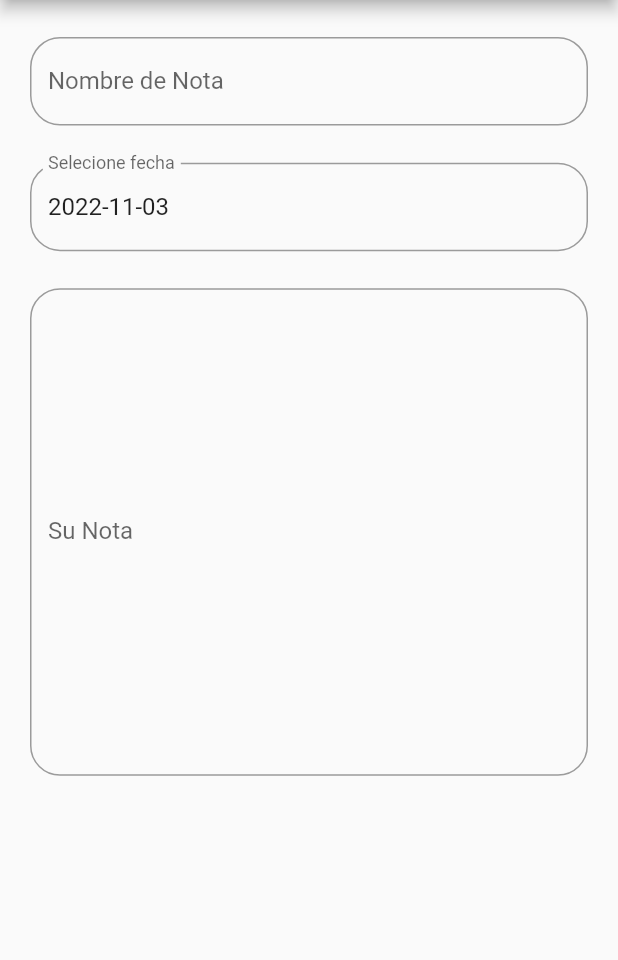
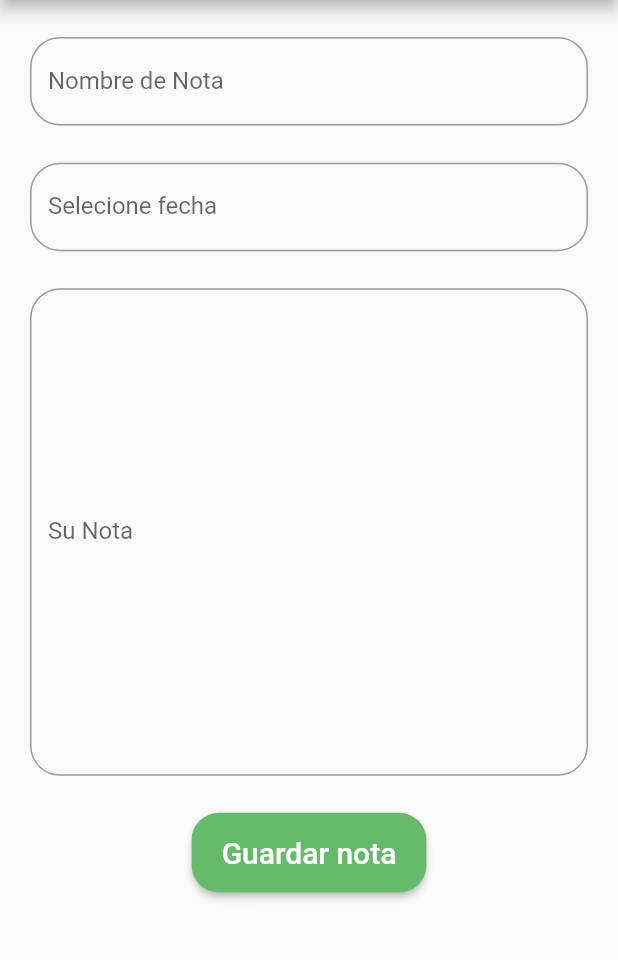
Before and after one commit to chepe22jd/CodigoLimpioProyectoNetformost, a Flutter app: the HomePage screen opened by its route, after a tap on the "list" icon, after a tap on "Nueva nota", on a phone screen of 412 x 824 dp, the part 84-1044 px from its top. Run offline on Flutter 3.47's test engine with Material 2 defaults, Android fonts, the phone set to English and light mode, and no system bars; our stand-ins replace sqflite; accounts and stored records are empty.

Commit message:
agrega nota, update, lista notas

```diff
--- a/lib/main.dart
+++ b/lib/main.dart
@@ -17,7 +17,7 @@ class MyApp extends StatelessWidget {
       routes: {
         '/': (context) => const WelcomePage(),
         '/homepage': (context) => const HomePage(),
-        '/newnote': (context) => const NewNotePage(),
+        //'/newnote': (context) => const NewNotePage(),
       },
     );
   }
--- /dev/null
+++ b/lib/models/note.dart
@@ -0,0 +1,17 @@
+// To parse this JSON data, do
+class Notas {
+  int? id;
+  String nombreNota;
+  String fecha;
+  String nota;
+
+  Notas(
+      {this.id,
+      required this.nombreNota,
+      required this.fecha,
+      required this.nota});
+
+  Map<String, dynamic> toMap() {
+    return {'id': id, 'nombreNota': nombreNota, 'fecha': fecha, 'nota': nota};
+  }
+}
--- a/lib/screen/home_page.dart
+++ b/lib/screen/home_page.dart
@@ -1,4 +1,8 @@
 import 'package:flutter/material.dart';
+
+import 'package:codigolimpionetforemost/models/note.dart';
+import 'package:codigolimpionetforemost/screen/newnote_page.dart';
+import 'package:codigolimpionetforemost/services/db.dart';
 
 import 'package:codigolimpionetforemost/widgets/appbar.dart';
 import 'package:codigolimpionetforemost/widgets/drawer_appbar.dart';
@@ -11,6 +15,23 @@ class HomePage extends StatefulWidget {
 }
 
 class _HomePageState extends State<HomePage> {
+  //get lista de notas
+  List<Notas> notas = [];
+
+  @override
+  void initState() {
+    cargaAnimales();
+    super.initState();
+  }
+
+  cargaAnimales() async {
+    List<Notas> auxAnimal = await SqliteService.notas();
+
+    setState(() {
+      notas = auxAnimal;
+    });
+  }
+
   final GlobalKey<ScaffoldState> _key = GlobalKey();
 
   //nombre nota controller
@@ -21,8 +42,6 @@ class _HomePageState extends State<HomePage> {
     //variables para optener los size screen
     double width = MediaQuery.of(context).size.width;
     double height = MediaQuery.of(context).size.height;
-
-    //formato de fecha
 
     return Scaffold(
       key: _key,
@@ -37,7 +56,7 @@ class _HomePageState extends State<HomePage> {
             Padding(
               padding: const EdgeInsets.symmetric(horizontal: 20),
               child: TextFormField(
-                //validador para que user escriba not
+                //validador para que user escriba nota
                 controller: _controllerBuscar,
                 keyboardType: TextInputType.text,
                 decoration: InputDecoration(
@@ -50,6 +69,36 @@ class _HomePageState extends State<HomePage> {
             SizedBox(
               height: height * 0.03,
             ),
+            SizedBox(
+              height: height * 0.7,
+              width: width * 0.9,
+              child: ListView.builder(
+                itemCount: notas.length,
+                itemBuilder: ((context, index) {
+                  return ListTile(
+                    leading: Text("$index"),
+                    subtitle: Text(notas[index].fecha),
+                    trailing: MaterialButton(
+                      color: Colors.green,
+                      onPressed: () {
+                        Navigator.push(
+                          context,
+                          MaterialPageRoute(
+                            builder: (context) => NewNotePage(
+                                id: notas[index].id,
+                                nombreNota: notas[index].nombreNota,
+                                fecha: notas[index].fecha,
+                                nota: notas[index].nota),
+                          ),
+                        );
+                      },
+                      child: const Icon(Icons.edit),
+                    ),
+                    title: Text(notas[index].nombreNota),
+                  );
+                }),
+              ),
+            ),
           ],
         ),
       ),
--- a/lib/screen/newnote_page.dart
+++ b/lib/screen/newnote_page.dart
@@ -1,10 +1,23 @@
+import 'package:codigolimpionetforemost/models/note.dart';
+import 'package:codigolimpionetforemost/services/db.dart';
 import 'package:flutter/material.dart';
+import 'package:intl/intl.dart';
 
 import 'package:codigolimpionetforemost/widgets/appbar.dart';
 import 'package:codigolimpionetforemost/widgets/drawer_appbar.dart';
 
 class NewNotePage extends StatefulWidget {
-  const NewNotePage({super.key});
+  const NewNotePage(
+      {super.key,
+      this.id,
+      required this.nombreNota,
+      required this.fecha,
+      required this.nota});
+
+  final int? id;
+  final String nombreNota;
+  final String fecha;
+  final String nota;
 
   @override
   State<NewNotePage> createState() => _NewNotePageState();
@@ -16,17 +29,41 @@ class _NewNotePageState extends State<NewNotePage> {
   //fecha controller
   final dateController = TextEditingController();
   //nombre nota controller
-  final TextEditingController _controllerNombreNota = TextEditingController();
+  final controllerNombreNota = TextEditingController();
   //nota controller
-  final TextEditingController _controllerNota = TextEditingController();
+  final controllerNota = TextEditingController();
 
   //formato inicial
-  DateTime selectedDate = DateTime.now();
 
   @override
   void dispose() {
     dateController.dispose();
+
     super.dispose();
+  }
+
+  @override
+  void initState() {
+    controllerNombreNota.text = widget.nombreNota;
+    controllerNota.text = widget.nota;
+    dateController.text = widget.fecha;
+    super.initState();
+  }
+
+  //selecionar fecha
+  DateTime selectedDate = DateTime.now();
+  Future<void> _selectDate(BuildContext context) async {
+    final DateTime? picked = await showDatePicker(
+        context: context,
+        initialDate: selectedDate,
+        firstDate: DateTime(1980, 8),
+        lastDate: DateTime(2101));
+    if (picked != null && picked != selectedDate) {
+      setState(() {
+        selectedDate = picked;
+        dateController.text = selectedDate.toString().substring(0, 10);
+      });
+    }
   }
 
   @override
@@ -35,8 +72,13 @@ class _NewNotePageState extends State<NewNotePage> {
     double width = MediaQuery.of(context).size.width;
     double height = MediaQuery.of(context).size.height;
 
+    //formato para la fecha
+    var now = DateTime.now();
+    var formatter = DateFormat('dd-MM-yyyy');
+    String formattedDate = formatter.format(now);
+
     //formato de fecha
-    dateController.text = selectedDate.toString().substring(0, 10);
+//    dateController.text = selectedDate.toString().substring(0, 10);
 
     return Scaffold(
       key: _key,
@@ -52,6 +94,8 @@ class _NewNotePageState extends State<NewNotePage> {
               padding: const EdgeInsets.symmetric(horizontal: 20),
               child: TextFormField(
                 //validador para que user escriba nota
+
+                controller: controllerNombreNota,
                 validator: (text) {
                   if (text == null || text.isEmpty) {
                     return 'Ingrese el nombre de la nota';
@@ -61,8 +105,6 @@ class _NewNotePageState extends State<NewNotePage> {
                   }
                   return null;
                 },
-                controller: _controllerNombreNota,
-                keyboardType: TextInputType.text,
                 decoration: InputDecoration(
                     border: OutlineInputBorder(
                         borderRadius: BorderRadius.circular(20)),
@@ -89,6 +131,7 @@ class _NewNotePageState extends State<NewNotePage> {
                 onTap: () async {
                   _selectDate(context);
                 },
+
                 controller: dateController,
                 keyboardType: TextInputType.datetime,
                 decoration: InputDecoration(
@@ -117,7 +160,7 @@ class _NewNotePageState extends State<NewNotePage> {
                 maxLines: 15,
 
                 keyboardType: TextInputType.multiline,
-                controller: _controllerNota,
+                controller: controllerNota,
                 decoration: InputDecoration(
                     border: OutlineInputBorder(
                         borderRadius: BorderRadius.circular(20)),
@@ -128,22 +171,61 @@ class _NewNotePageState extends State<NewNotePage> {
             SizedBox(
               height: height * 0.03,
             ),
+            //boton guarda nota
+            ElevatedButton(
+              onPressed: () async {
+                if (widget.id! > -1) {
+                  ///actializa datos
+                  SqliteService.update(
+                    Notas(
+                        id: widget.id,
+                        nombreNota: controllerNombreNota.text,
+                        fecha: selectedDate.toString().substring(0, 10),
+                        nota: controllerNota.text),
+                  );
+
+                  ScaffoldMessenger.of(context).showSnackBar(
+                      const SnackBar(content: Text("Nota actualizada")));
+                  cleanTextfield();
+                  Navigator.pushNamed(context, '/homepage');
+                }
+                //guarda un nuevo dato
+                else {
+                  SqliteService.insert(
+                    Notas(
+                        nombreNota: controllerNombreNota.text,
+                        fecha: selectedDate.toString().substring(0, 10),
+                        nota: controllerNota.text),
+                  );
+
+                  ScaffoldMessenger.of(context).showSnackBar(
+                      const SnackBar(content: Text("Nota agreada")));
+                  cleanTextfield();
+                  Navigator.pushNamed(context, '/homepage');
+                }
+              },
+              style: ElevatedButton.styleFrom(
+                backgroundColor: Colors.green[400],
+                padding:
+                    const EdgeInsets.symmetric(horizontal: 20, vertical: 15),
+                shape: RoundedRectangleBorder(
+                  borderRadius: BorderRadius.circular(18.0),
+                ),
+              ),
+              child: const Text(
+                'Guardar nota',
+                style: TextStyle(fontSize: 20, color: Colors.white),
+              ),
+            ),
           ],
         ),
       ),
     );
   }
 
-  Future<void> _selectDate(BuildContext context) async {
-    final DateTime? picked = await showDatePicker(
-        context: context,
-        initialDate: selectedDate,
-        firstDate: DateTime(1980, 8),
-        lastDate: DateTime(2101));
-    if (picked != null && picked != selectedDate) {
-      setState(() {
-        selectedDate = picked;
-      });
-    }
+  void cleanTextfield() {
+    controllerNombreNota.clear();
+    controllerNota.clear();
+    dateController.clear();
   }
 }
--- /dev/null
+++ b/lib/services/db.dart
@@ -0,0 +1,41 @@
+import 'package:path/path.dart';
+import 'package:sqflite/sqflite.dart';
+
+import 'package:codigolimpionetforemost/models/note.dart';
+
+class SqliteService {
+  static Future<Database> _openDB() async {
+    return openDatabase(join(await getDatabasesPath(), 'nota_database.db'),
+        onCreate: (db, version) {
+      return db.execute(
+        "CREATE TABLE notas (id INTEGER PRIMARY KEY AUTOINCREMENT, nombreNota TEXT, fecha TEXT, nota TEXT)",
+      );
+    }, version: 1);
+  }
+
+  static Future<Future<int>> insert(Notas notas) async {
+    Database database = await _openDB();
+
+    return database.insert("notas", notas.toMap());
+  }
+
+  static Future<Future<int>> update(Notas notas) async {
+    Database database = await _openDB();
+
+    return database
+        .update("notas", notas.toMap(), where: "id = ?", whereArgs: [notas.id]);
+  }
+
+  static Future<List<Notas>> notas() async {
+    Database database = await _openDB();
+    final List<Map<String, dynamic>> notasMap = await database.query("notas");
+
+    return List.generate(
+        notasMap.length,
+        (i) => Notas(
+            id: notasMap[i]['id'],
+            nombreNota: notasMap[i]['nombreNota'],
+            fecha: notasMap[i]['fecha'],
+            nota: notasMap[i]['nota']));
+  }
+}
--- a/lib/widgets/drawer_appbar.dart
+++ b/lib/widgets/drawer_appbar.dart
@@ -1,3 +1,5 @@
+import 'package:codigolimpionetforemost/models/note.dart';
+import 'package:codigolimpionetforemost/screen/newnote_page.dart';
 import 'package:flutter/material.dart';
 
 Drawer drawerAppBarMenu(BuildContext context) {
@@ -11,12 +13,31 @@ Drawer drawerAppBarMenu(BuildContext context) {
           ),
           child: Text('Drawer Header'),
         ),
-        listTitle(Icons.add, 'Nueva nota', 'newnote', context),
+        listTitleNota(Icons.add, 'Nueva nota', 'newnote', context),
         listTitle(Icons.menu, 'Lista de Notas', 'homepage', context),
         listTitle(Icons.person, 'Creado por', 'homepage', context)
       ],
     ),
   );
+}
+
+Widget listTitleNota(
+    IconData icon, String text, String route, BuildContext context) {
+  return ListTile(
+    leading: Icon(icon),
+    title: Text(text),
+    onTap: () {
+      Navigator.push(
+        context,
+        MaterialPageRoute(
+          builder: (context) =>
+              const NewNotePage(id: -1, nombreNota: "", fecha: "", nota: ""),
+        ),
+      );
+    },
+  );
+
+  //Notas(id: -1, nombreNota: "", fecha: "", nota: "")
 }
 
 Widget listTitle(
--- a/pubspec.yaml
+++ b/pubspec.yaml
@@ -38,6 +38,8 @@ dependencies:
   cupertino_icons: ^1.0.2
   sqflite: ^2.2.0+3
   path: ^1.8.2
+  path_provider: ^2.0.11
+  intl: ^0.17.0
 
 dev_dependencies:
   flutter_test:
```
Also changed, not shown: pubspec.lock, 1 other file.
